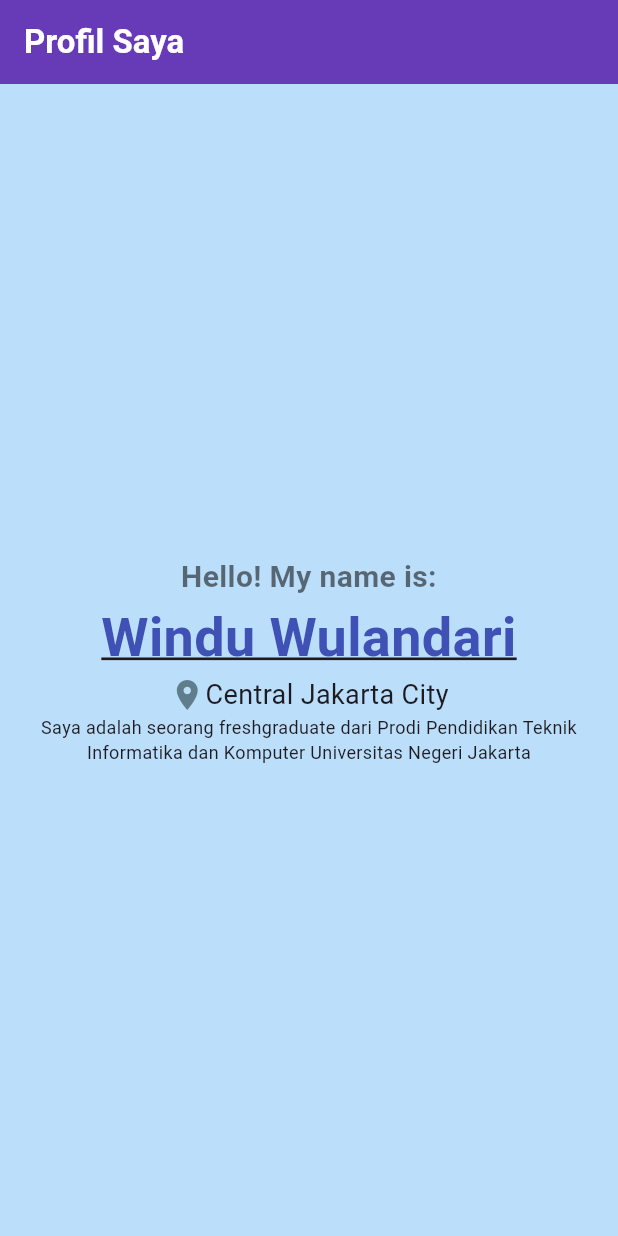
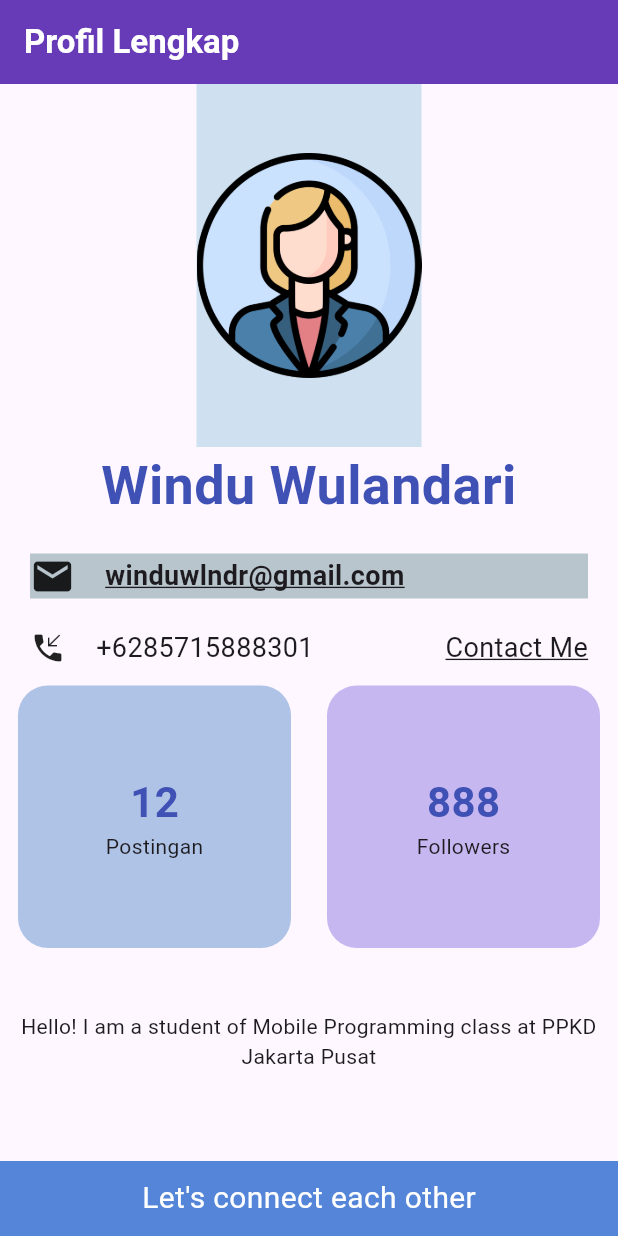
Before and after one commit to windwlndr/belajar_flutter_windu, a Flutter app: the screen it shows after launch, on a phone screen of 412 x 824 dp. Run offline on Flutter 3.47's test engine with Material 3 defaults, Android fonts, the phone set to English and light mode, and no system bars; Roboto replaces fonts that are missing (Arial, Times New Roman).

Commit message:
tugas_2_flutter

```diff
--- /dev/null
+++ b/lib/day9/tugas_2.dart
@@ -0,0 +1,175 @@
+import 'package:flutter/material.dart';
+
+class LayoutProfilLengkap extends StatelessWidget {
+  const LayoutProfilLengkap({super.key});
+
+  @override
+  Widget build(BuildContext context) {
+    return Scaffold(
+      //AppBar
+      appBar: AppBar(
+        title: Text("Profil Lengkap",
+        style: TextStyle(
+          color: Colors.white,
+          fontWeight: FontWeight.bold),),
+        backgroundColor: Colors.deepPurple
+      ),
+
+      //Body
+      body: Column(
+        children: [
+
+          //Tambah images
+          Expanded(child: Container(
+            width: 150,
+            decoration: BoxDecoration(
+              color: const Color.fromARGB(255, 207, 225, 240),
+              image: DecorationImage(
+                image: AssetImage("assets/images/profpic.png"))
+            ),
+          )),
+
+          //Baris 1
+          Center(child:
+            Text("Windu Wulandari",
+            textAlign: TextAlign.center,
+            style: TextStyle(
+              fontSize: 36,
+              fontWeight: FontWeight.bold,
+              color: Colors.indigo
+            ),),
+          ),
+
+          //Baris 2
+          Padding(padding: const EdgeInsetsGeometry.all(20.0),
+          child: Container(
+            color: const Color.fromARGB(255, 184, 197, 204),
+            child: Row(
+              mainAxisAlignment: MainAxisAlignment.start,
+              children: [
+                Icon(Icons.mail, size: 30,),
+                SizedBox(width: 20),
+                Text("winduwlndr@gmail.com",
+                  style: TextStyle(
+                    fontSize: 18,
+                    fontWeight: FontWeight.bold,
+                    decoration: TextDecoration.underline
+                  ),)
+              ],
+            ),
+            ),
+          ),
+
+          //Baris 3
+          Padding(padding: const EdgeInsetsGeometry.symmetric(horizontal: 20),
+          child: Row(
+            mainAxisAlignment: MainAxisAlignment.end,
+            children: [
+              Icon(Icons.phone_callback),
+              SizedBox(width: 20,),
+              Text("+6285715888301", style: TextStyle(
+                    fontSize: 18,
+              ),
+              ),
+              Spacer(),
+              Text("Contact Me", style: TextStyle(
+                    fontSize: 18,
+                    decoration: TextDecoration.underline
+              ),),
+            ],
+          ),
+          ),
+
+          //Baris 4
+          Row(
+            children: [
+              Expanded(child: Container(
+                margin: const EdgeInsets.all(12),
+                decoration: BoxDecoration(
+                  color: const Color.fromARGB(255, 175, 195, 230),
+                  borderRadius: BorderRadius.all(Radius.circular(20))
+                ),
+                height: 175,
+
+                child: Padding(
+                  padding: const EdgeInsets.all(40.0),
+                  child: Padding(
+                    padding: const EdgeInsets.all(8.0),
+                    child: Column(
+                      mainAxisAlignment: MainAxisAlignment.center,
+                      children: [
+                        Text("12", style: TextStyle(
+                          fontSize: 28,
+                          color: Colors.indigo,
+                          fontWeight: FontWeight.bold
+                        ),),
+                        Text("Postingan"),
+
+                      ],
+                    ),
+                  ),
+                ),
+                )),
+
+              Expanded(child: Container(
+                margin: const EdgeInsets.all(12),
+                decoration: BoxDecoration(
+                  color: const Color.fromARGB(255, 199, 183, 241),
+                  borderRadius: BorderRadius.all(Radius.circular(20))
+                ),
+                height: 175,
+
+                child: Padding(
+                  padding: const EdgeInsets.all(40.0),
+                  child: Padding(
+                    padding: const EdgeInsets.all(8.0),
+                    child:
+                    Column(
+                      mainAxisAlignment: MainAxisAlignment.center,
+                      children: [
+                        Text("888", style: TextStyle(
+                          fontSize: 28,
+                          color: Colors.indigo,
+                          fontWeight: FontWeight.bold
+                        ),),
+                        Text("Followers"),
+                      ],
+                    ),
+                  ),
+                ),
+                )),
+
+            ],
+          ),
+
+          //Baris 5
+          SizedBox(
+            height: 100,
+            child: Column(
+              mainAxisAlignment: MainAxisAlignment.center,
+              children: [
+                Text("Hello! I am a student of Mobile Programming class at PPKD Jakarta Pusat", textAlign: TextAlign.center,)
+
+              ],
+            ),
+          ),
+
+          //Baris 6
+          SizedBox(height: 30,),
+          Container(
+            height: 50,
+            color: const Color.fromARGB(255, 84, 133, 216),
+            alignment: Alignment.center,
+            child:
+                Text("Let's connect each other",
+                style: TextStyle(
+                  fontSize: 20,
+                  fontFamily: "Times New Roman",
+                  color: Colors.white),
+                  )
+          )
+        ],
+      ),
+    );
+  }
+}
--- a/lib/main.dart
+++ b/lib/main.dart
@@ -1,4 +1,5 @@
 import 'package:belajar_flutter_windu/day7/tugas_1.dart';
+import 'package:belajar_flutter_windu/day9/tugas_2.dart';
 import 'package:flutter/material.dart';
 
 void main() {
@@ -31,7 +32,7 @@ class MyApp extends StatelessWidget {
         // tested with just a hot reload.
         colorScheme: ColorScheme.fromSeed(seedColor: Colors.deepPurple),
       ),
-      home: ProfilWidget(),
+      home: LayoutProfilLengkap(),
     );
   }
 }
--- a/pubspec.yaml
+++ b/pubspec.yaml
@@ -58,9 +58,8 @@ flutter:
   uses-material-design: true
 
   # To add assets to your application, add an assets section, like this:
-  # assets:
-  #   - images/a_dot_burr.jpeg
-  #   - images/a_dot_ham.jpeg
+  assets:
+    - assets/images/
 
   # An image asset can refer to one or more resolution-specific "variants", see
   # https://flutter.dev/to/resolution-aware-images
```
Also changed, not shown: assets/images/profpic.png (added).
